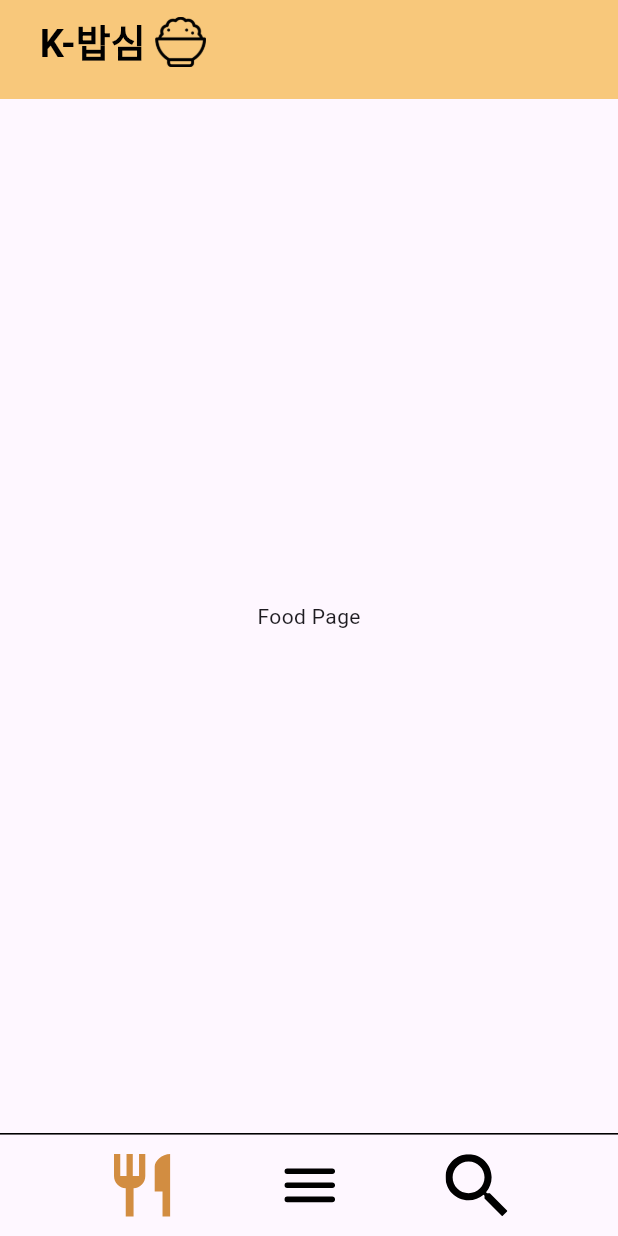
After one commit to eodudrepublic/kaist_delivery, a Flutter app: the screen it shows after launch, on a phone screen of 412 x 824 dp. The commit adds this screen. Run offline on Flutter 3.47's test engine with Material 3 defaults, Android fonts, the phone set to English and light mode, and no system bars; our stand-ins replace flutter_screenutil, flutter_svg, get.

Commit message:
feat : 공통 화면(HomeView), 자주 쓰이는 위젯(CAB, CBNB) 작성 - ScreenUtil 사용 - 앱에 사용할 색을 AppColors에 미리 정의하여 사용 - 사용할 아이콘 이미지를 assets에 추가

```diff
--- /dev/null
+++ b/lib/common/app_colors.dart
@@ -0,0 +1,9 @@
+import 'package:flutter/material.dart';
+
+class AppColors {
+  // AppBar, Icon 등에 쓰이는 주황색 + 노랑색?
+  static const Color mainThemeColor = Color(0xFFF8C87B);
+
+  // 검색 위젯에 쓰이는 옅은 색
+  static const Color searchBackgroundColor = Color(0xFFF0E4D5);
+}
--- /dev/null
+++ b/lib/common/widget/custom_appbar.dart
@@ -0,0 +1,41 @@
+import 'package:flutter/material.dart';
+import 'package:flutter_screenutil/flutter_screenutil.dart';
+import '../app_colors.dart';
+
+class CustomAppBar extends StatelessWidget implements PreferredSizeWidget {
+  const CustomAppBar({super.key});
+
+  @override
+  Widget build(BuildContext context) {
+    return AppBar(
+      backgroundColor: AppColors.mainThemeColor,
+      title: Container(
+        alignment: Alignment.centerLeft,
+        padding: EdgeInsets.symmetric(horizontal: 10.sp),
+        child: Row(
+          children: [
+            Text(
+              'K-밥심',
+              style: TextStyle(
+                color: Colors.black,
+                fontSize: 24.sp,
+                fontWeight: FontWeight.bold,
+              ),
+            ),
+            SizedBox(width: 6.sp),
+            Image.asset(
+              'assets/icon/main_icon.png',
+              height: 32.sp,
+              width: 32.sp,
+            ),
+          ],
+        ),
+      ),
+      centerTitle: false,
+      elevation: 0,
+    );
+  }
+
+  @override
+  Size get preferredSize => const Size.fromHeight(kToolbarHeight + 10);
+}
--- /dev/null
+++ b/lib/common/widget/custom_bnb.dart
@@ -0,0 +1,78 @@
+import 'package:flutter/material.dart';
+import 'package:flutter_screenutil/flutter_screenutil.dart';
+import 'package:flutter_svg/flutter_svg.dart';
+import '../app_colors.dart';
+
+class CustomBottomNavigationBar extends StatelessWidget {
+  final int currentIndex;
+  final Function(int) onTap;
+  final int iconHeight;
+  final int iconWidth;
+
+  const CustomBottomNavigationBar({
+    super.key,
+    required this.currentIndex,
+    required this.onTap,
+    this.iconHeight = 32,
+    this.iconWidth = 32,
+  });
+
+  @override
+  Widget build(BuildContext context) {
+    return Container(
+      height: 65.sp, // 바 높이 조정
+      decoration: BoxDecoration(
+          border: Border(top: BorderSide(color: Colors.black, width: 1.sp))),
+      child: Row(
+        mainAxisAlignment: MainAxisAlignment.spaceEvenly, // 아이콘 간격 균등 분배
+        crossAxisAlignment: CrossAxisAlignment.center,
+        children: [
+          _buildIconButton(
+            icon: SvgPicture.asset(
+              currentIndex == 0
+                  ? 'assets/svg/food_on.svg'
+                  : 'assets/svg/food_off.svg',
+              height: (iconHeight * (5 / 4)).sp,
+              width: (iconWidth * (5 / 4)).sp,
+            ),
+            isSelected: currentIndex == 0,
+            onTap: () => onTap(0),
+          ),
+          _buildIconButton(
+            icon: SvgPicture.asset(
+              currentIndex == 1
+                  ? 'assets/svg/menu_on.svg'
+                  : 'assets/svg/menu_off.svg',
+              height: iconHeight.sp,
+              width: iconWidth.sp,
+            ),
+            isSelected: currentIndex == 1,
+            onTap: () => onTap(1),
+          ),
+          _buildIconButton(
+            icon: SvgPicture.asset(
+              currentIndex == 2
+                  ? 'assets/svg/search_on.svg'
+                  : 'assets/svg/search_off.svg',
+              height: (iconHeight * (11 / 9)).sp,
+              width: (iconWidth * (11 / 9)).sp,
+            ),
+            isSelected: currentIndex == 2,
+            onTap: () => onTap(2),
+          ),
+        ],
+      ),
+    );
+  }
+
+  Widget _buildIconButton({
+    required Widget icon,
+    required bool isSelected,
+    required VoidCallback onTap,
+  }) {
+    return GestureDetector(
+      onTap: onTap,
+      child: icon,
+    );
+  }
+}
--- a/lib/main.dart
+++ b/lib/main.dart
@@ -1,6 +1,7 @@
 import 'package:flutter/material.dart';
+import 'package:flutter_screenutil/flutter_screenutil.dart';
 import 'package:get/get.dart';
-import 'package:kaist_delivery/view/tab1/restaurant_list_view.dart';
+import 'package:kaist_delivery/view/home_view.dart';
 
 void main() {
   runApp(const MyApp());
@@ -11,12 +12,13 @@ class MyApp extends StatelessWidget {
 
   @override
   Widget build(BuildContext context) {
-    return GetMaterialApp(
-      title: '레스토랑 앱',
-      theme: ThemeData(
-        primarySwatch: Colors.blue,
+    return const ScreenUtilInit(
+      designSize: Size(390, 850),
+      // TODO : getPages 루트 설정
+      child: GetMaterialApp(
+        title: '레스토랑 앱',
+        home: HomeView(),
       ),
-      home: RestaurantListView(),
     );
   }
 }
--- /dev/null
+++ b/lib/view/home_view.dart
@@ -0,0 +1,39 @@
+import 'package:flutter/material.dart';
+import '../common/widget/custom_appbar.dart';
+import '../common/widget/custom_bnb.dart';
+
+class HomeView extends StatefulWidget {
+  const HomeView({super.key});
+
+  @override
+  _HomeViewState createState() => _HomeViewState();
+}
+
+class _HomeViewState extends State<HomeView> {
+  int _currentIndex = 0;
+
+  // TODO : tab1, tab2, tab3 만들어서 페이지 연결하기
+  final List<Widget> _pages = [
+    const Center(child: Text('Food Page')),
+    const Center(child: Text('Menu Page')),
+    const Center(child: Text('Search Page')),
+  ];
+
+  void _onItemTapped(int index) {
+    setState(() {
+      _currentIndex = index;
+    });
+  }
+
+  @override
+  Widget build(BuildContext context) {
+    return Scaffold(
+      appBar: const CustomAppBar(),
+      body: _pages[_currentIndex],
+      bottomNavigationBar: CustomBottomNavigationBar(
+        currentIndex: _currentIndex,
+        onTap: _onItemTapped,
+      ),
+    );
+  }
+}
--- a/pubspec.yaml
+++ b/pubspec.yaml
@@ -34,6 +34,8 @@ dependencies:
   get: ^4.6.6
 
   cupertino_icons: ^1.0.8
+  flutter_screenutil: ^5.9.3
+  flutter_svg: ^2.0.16
 
 dev_dependencies:
   flutter_test:
@@ -61,6 +63,8 @@ flutter:
   assets:
     - assets/data/
     - assets/image/
+    - assets/svg/
+    - assets/icon/
 
   # An image asset can refer to one or more resolution-specific "variants", see
   # https://flutter.dev/to/resolution-aware-images
```
Also changed, not shown: assets/icon/main_icon.png (added), assets/svg/food_off.svg (added), assets/svg/food_on.svg (added), assets/svg/menu_off.svg (added), assets/svg/menu_on.svg (added), assets/svg/search_off.svg (added), assets/svg/search_on.svg (added), pubspec.lock.
